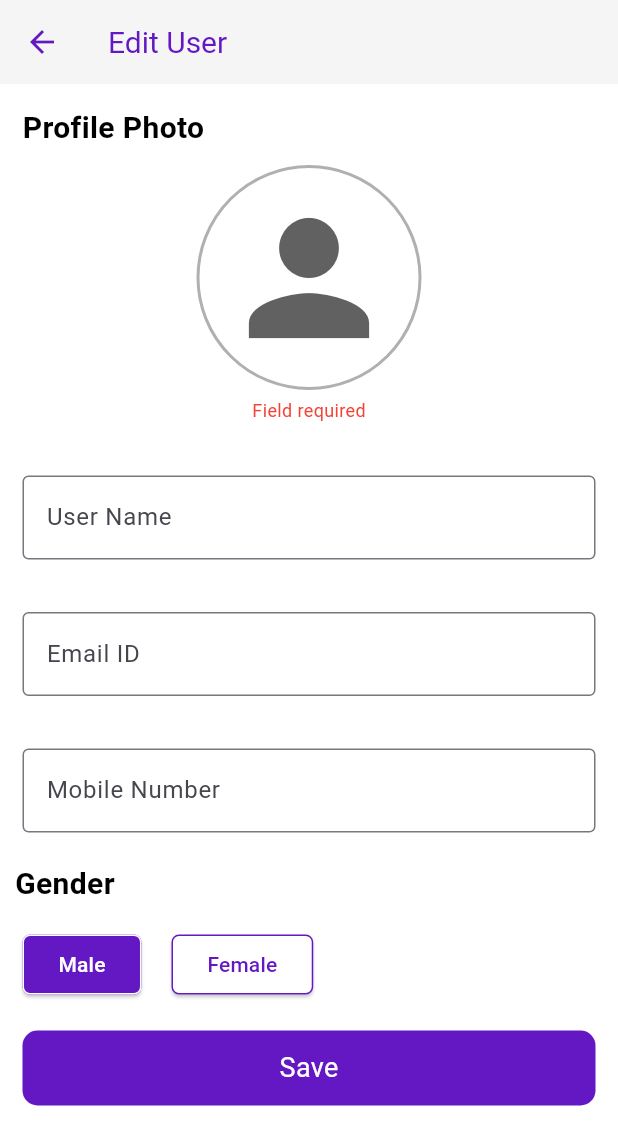
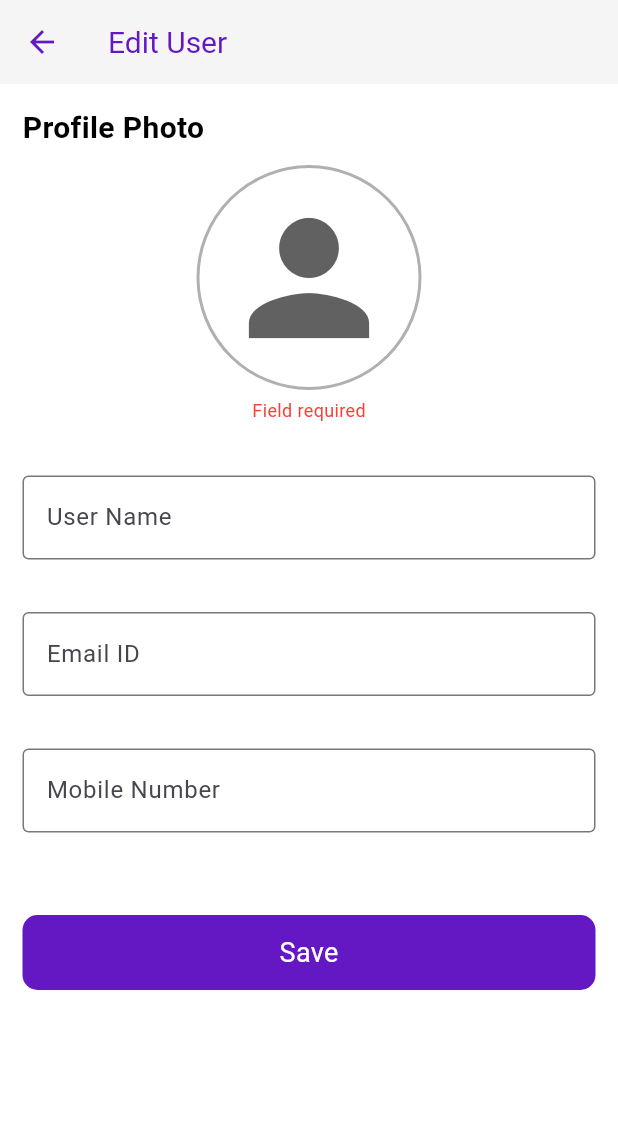
Before and after one commit to venkat7099/banquetbookingz, a Flutter app: the EditUser screen opened by its route, on a phone screen of 412 x 824 dp. Shown: the top 1145 px of the screen. Run offline on Flutter 3.47's test engine with Material 3 defaults, Android fonts, the phone set to English and light mode, and no system bars; our stand-ins replace connectivity_plus, fl_chart, flutter_riverpod, image_picker, shared_preferences; accounts and stored records are empty; network calls fail; Roboto replaces fonts that are missing (Montserrat).

Commit message:
update gender and delete

```diff
--- a/lib/views/edituser.dart
+++ b/lib/views/edituser.dart
@@ -253,15 +253,7 @@ class _EditUserState extends State<EditUser> {
                   borderRadius: BorderRadius.circular(10),
                   color: Colors.white,
                 ),
-                child: const Row(
-                  children: [
-                    Text("Gender",
-                        style: TextStyle(
-                            fontWeight: FontWeight.bold,
-                            fontSize: 20,
-                            color: Colors.black)),
-                  ],
-                ),
+
               ),
               _buildGenderSelection(), // Gender Selection UI
               const SizedBox(height: 5),
@@ -323,59 +315,7 @@ class _EditUserState extends State<EditUser> {
         borderRadius: BorderRadius.circular(10),
         color: Colors.white,
       ),
-      child: Row(
-        mainAxisAlignment: MainAxisAlignment.start,
-        crossAxisAlignment: CrossAxisAlignment.start,
-        children: [
-          Consumer(
-            builder: (context, ref, child) {
-              var selectGender = ref.read(selectionModelProvider.notifier);
 
-              return Row(children: [
-                ref.watch(selectionModelProvider).gender == 'm'
-                    ? CustomGenderButton(
-                        borderRadius: 5,
-                        text: 'Male',
-                        onPressed: () {
-                          selectGender.setGender("m");
-                        },
-                      )
-                    : CustomGenderButton(
-                        borderRadius: 5,
-                        text: 'Male',
-                        onPressed: () {
-                          selectGender.setGender("m");
-                        },
-                        color: Colors.white,
-                        foreGroundColor: const Color(0xFF6418C3),
-                        borderColor: const Color(0xFF6418C3),
-                      ),
-                const SizedBox(
-                  width: 20,
-                ),
-                ref.watch(selectionModelProvider).gender == 'f'
-                    ? CustomGenderButton(
-                        borderRadius: 5,
-                        text: 'Female',
-                        onPressed: () {
-                          selectGender.setGender("f");
-                        },
-                      )
-                    : CustomGenderButton(
-                        borderRadius: 5,
-                        text: 'Female',
-                        onPressed: () {
-                          selectGender.setGender("f");
-                        },
-                        color: Colors.white,
-                        foreGroundColor: const Color(0xFF6418C3),
-                        borderColor: const Color(0xFF6418C3),
-                      ),
-              ]);
-            },
-          ),
-        ],
-      ),
     );
   }
 
```
Also changed, not shown: lib/views/adduser.dart (+1 -51 lines).
